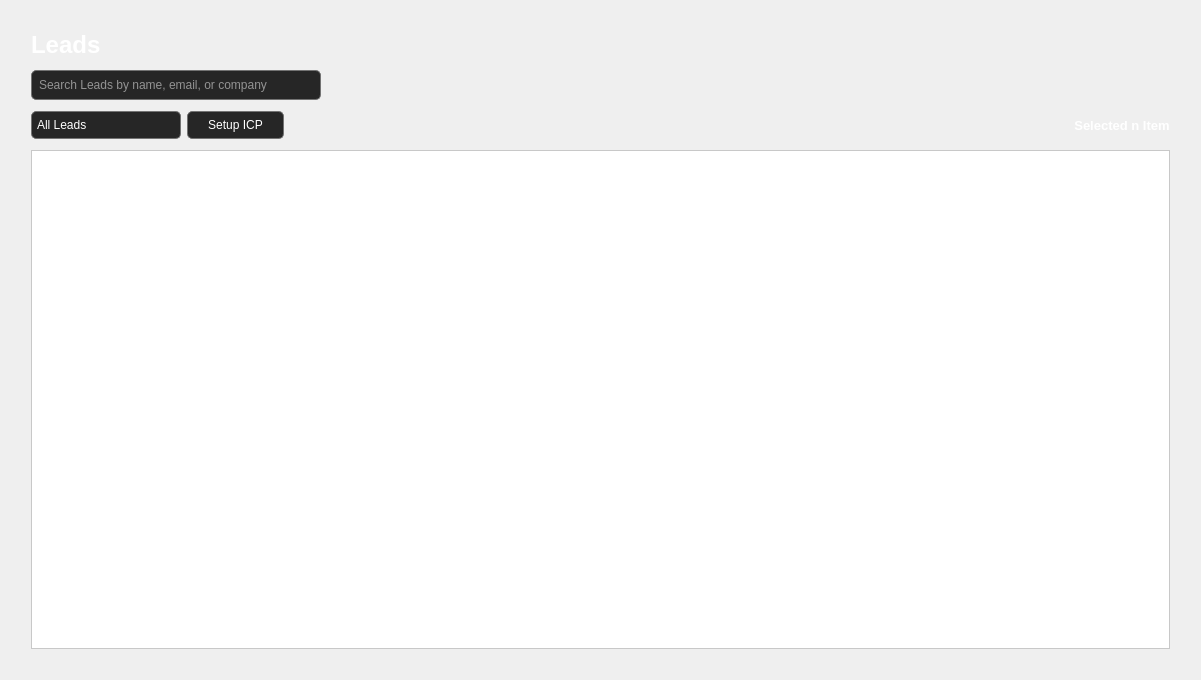
Before: the Qt Designer form CRM/views/ui/leads_landing.ui in ImGaby123/SalesOptimizer-CRM, drawn with Qt 5.
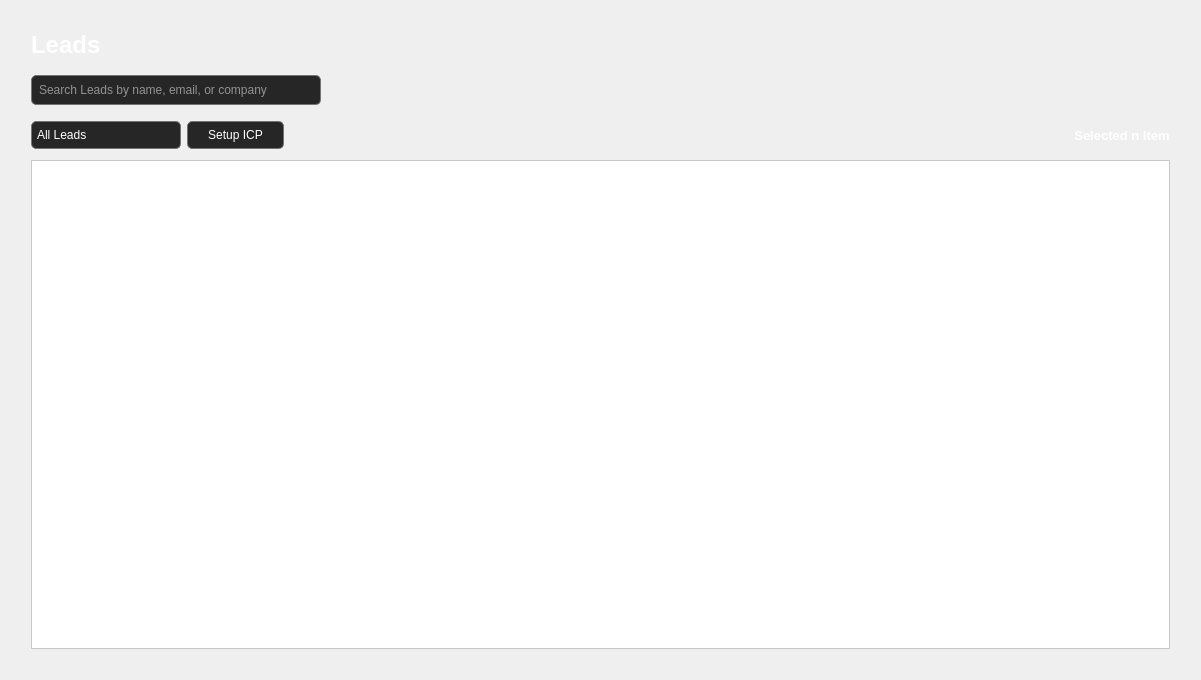
After: the same form once the commit is applied. Icons and pictures are not drawn.

Commit message: add_opportunity.ui setup conn to leads_profile as a floating dialog

What changed in the file:
```diff
--- a/CRM/views/ui/leads_landing.ui
+++ b/CRM/views/ui/leads_landing.ui
@@ -382,10 +382,13 @@
        <property name="orientation">
         <enum>Qt::Orientation::Horizontal</enum>
        </property>
+       <property name="sizeType">
+        <enum>QSizePolicy::Policy::Preferred</enum>
+       </property>
        <property name="sizeHint" stdset="0">
         <size>
          <width>40</width>
-         <height>5</height>
+         <height>10</height>
         </size>
        </property>
       </spacer>
@@ -439,10 +442,13 @@
        <property name="orientation">
         <enum>Qt::Orientation::Horizontal</enum>
        </property>
+       <property name="sizeType">
+        <enum>QSizePolicy::Policy::Preferred</enum>
+       </property>
        <property name="sizeHint" stdset="0">
         <size>
          <width>40</width>
-         <height>5</height>
+         <height>10</height>
         </size>
        </property>
       </spacer>
```
The commit also changes 26 other files.
